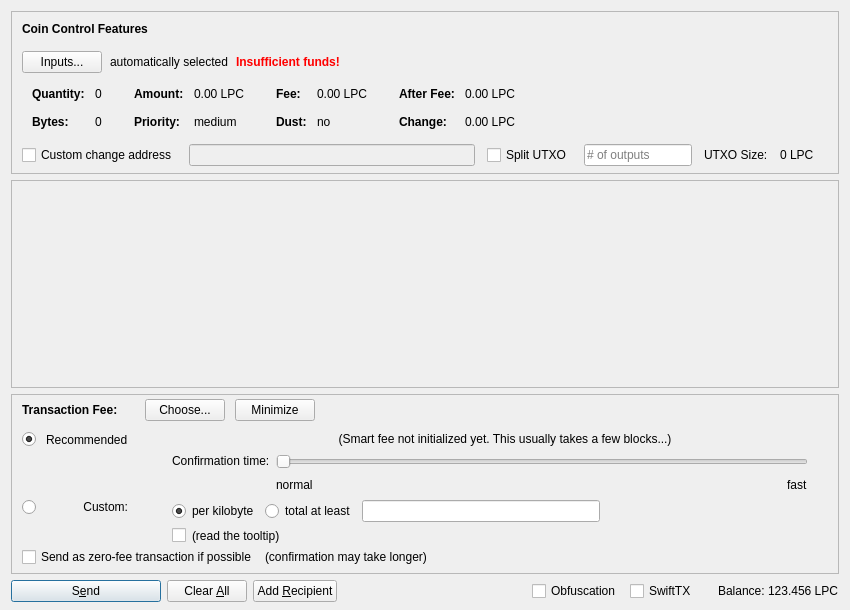
Above: src/qt/forms/sendcoinsdialog.ui from stakecube/stakecubecoin-archive before the change. Below: the same form after it.
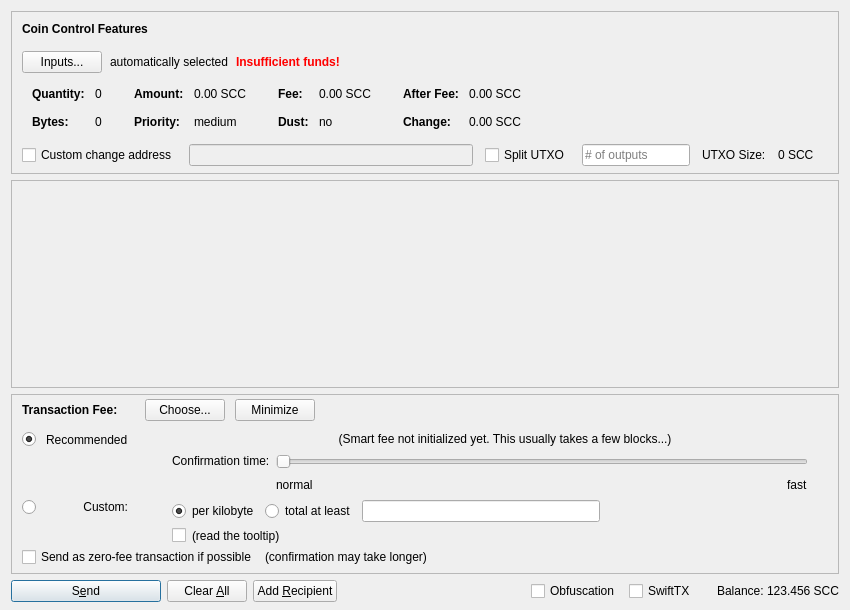
That is the form after the change. Icons and pictures are not drawn. Custom widgets are drawn as their Qt base class.

Diff of the .ui file:
```diff
--- a/src/qt/forms/sendcoinsdialog.ui
+++ b/src/qt/forms/sendcoinsdialog.ui
@@ -324,7 +324,7 @@
                   <enum>Qt::ActionsContextMenu</enum>
                  </property>
                  <property name="text">
-                  <string notr="true">0.00 LPC</string>
+                  <string notr="true">0.00 SCC</string>
                  </property>
                  <property name="textInteractionFlags">
                   <set>Qt::LinksAccessibleByMouse|Qt::TextSelectableByKeyboard|Qt::TextSelectableByMouse</set>
@@ -404,7 +404,7 @@
                   <enum>Qt::ActionsContextMenu</enum>
                  </property>
                  <property name="text">
-                  <string notr="true">0.00 LPC</string>
+                  <string notr="true">0.00 SCC</string>
                  </property>
                  <property name="textInteractionFlags">
                   <set>Qt::LinksAccessibleByMouse|Qt::TextSelectableByKeyboard|Qt::TextSelectableByMouse</set>
@@ -484,7 +484,7 @@
                   <enum>Qt::ActionsContextMenu</enum>
                  </property>
                  <property name="text">
-                  <string notr="true">0.00 LPC</string>
+                  <string notr="true">0.00 SCC</string>
                  </property>
                  <property name="textInteractionFlags">
                   <set>Qt::LinksAccessibleByMouse|Qt::TextSelectableByKeyboard|Qt::TextSelectableByMouse</set>
@@ -513,7 +513,7 @@
                   <enum>Qt::ActionsContextMenu</enum>
                  </property>
                  <property name="text">
-                  <string notr="true">0.00 LPC</string>
+                  <string notr="true">0.00 SCC</string>
                  </property>
                  <property name="textInteractionFlags">
                   <set>Qt::LinksAccessibleByMouse|Qt::TextSelectableByKeyboard|Qt::TextSelectableByMouse</set>
@@ -594,7 +594,7 @@
           <item>
            <widget class="QLabel" name="labelBlockSize">
             <property name="text">
-             <string>0 LPC</string>
+             <string>0 SCC</string>
             </property>
            </widget>
           </item>
@@ -1435,7 +1435,7 @@
           <cursorShape>IBeamCursor</cursorShape>
          </property>
          <property name="text">
-          <string notr="true">123.456 LPC</string>
+          <string notr="true">123.456 SCC</string>
          </property>
          <property name="textInteractionFlags">
           <set>Qt::LinksAccessibleByMouse|Qt::TextSelectableByKeyboard|Qt::TextSelectableByMouse</set>
```
Left out of the diff: 12 changed lines with no effect on the pictures.
